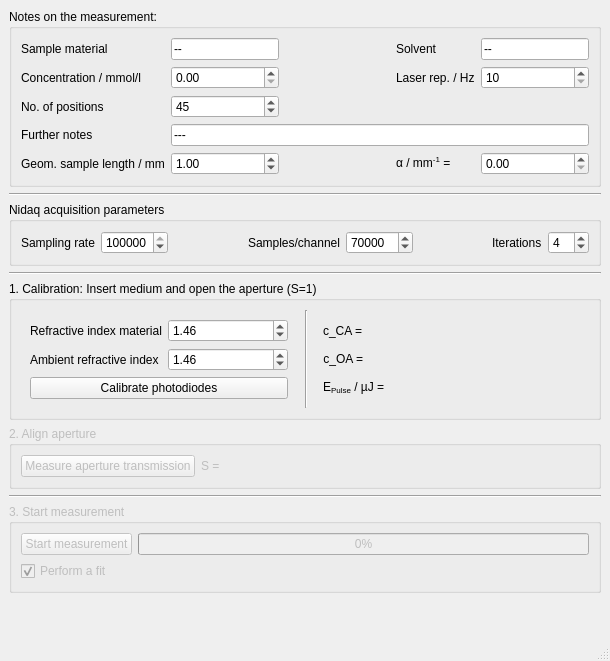
Before: the Qt Designer form gui_design/design.ui in FabianKonig/zScanMeasurementManager, drawn with Qt 5.
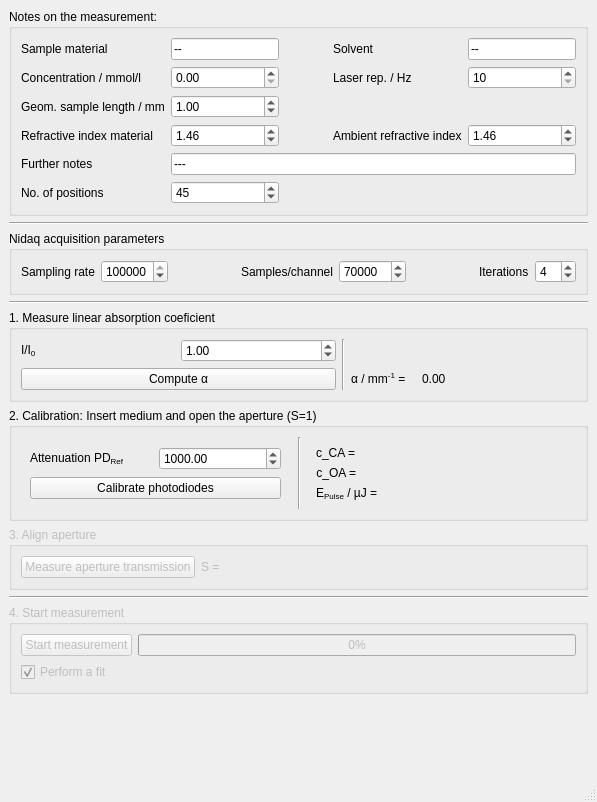
After: the same form once the commit is applied.

Commit message: measure alpha group box

```diff
--- a/gui_design/design.ui
+++ b/gui_design/design.ui
@@ -6,8 +6,8 @@
    <rect>
     <x>0</x>
     <y>0</y>
-    <width>610</width>
-    <height>661</height>
+    <width>597</width>
+    <height>802</height>
    </rect>
   </property>
   <property name="sizePolicy">
@@ -35,6 +35,26 @@
       <layout class="QVBoxLayout" name="verticalLayout_4">
        <item>
         <layout class="QGridLayout" name="gridLayout_measurementParams">
+         <item row="6" column="1">
+          <widget class="QSpinBox" name="spinBox_numPositions">
+           <property name="minimum">
+            <number>2</number>
+           </property>
+           <property name="maximum">
+            <number>150</number>
+           </property>
+           <property name="value">
+            <number>45</number>
+           </property>
+          </widget>
+         </item>
+         <item row="0" column="1">
+          <widget class="QLineEdit" name="lineEdit_sampleMaterial">
+           <property name="text">
+            <string>--</string>
+           </property>
+          </widget>
+         </item>
          <item row="1" column="2">
           <spacer name="horizontalSpacer_6">
            <property name="orientation">
@@ -48,13 +68,6 @@
            </property>
           </spacer>
          </item>
-         <item row="0" column="1">
-          <widget class="QLineEdit" name="lineEdit_sampleMaterial">
-           <property name="text">
-            <string>--</string>
-           </property>
-          </widget>
-         </item>
          <item row="0" column="3">
           <widget class="QLabel" name="label_solvent">
            <property name="text">
@@ -113,26 +126,6 @@
            </property>
           </widget>
          </item>
-         <item row="2" column="0">
-          <widget class="QLabel" name="label_numPositions">
-           <property name="text">
-            <string>No. of positions</string>
-           </property>
-          </widget>
-         </item>
-         <item row="2" column="1">
-          <widget class="QSpinBox" name="spinBox_numPositions">
-           <property name="minimum">
-            <number>2</number>
-           </property>
-           <property name="maximum">
-            <number>150</number>
-           </property>
-           <property name="value">
-            <number>45</number>
-           </property>
-          </widget>
-         </item>
          <item row="1" column="4">
           <widget class="QSpinBox" name="spinBox_laserRepRate">
            <property name="minimum">
@@ -146,21 +139,7 @@
            </property>
           </widget>
          </item>
-         <item row="3" column="0">
-          <widget class="QLabel" name="label_furtherNotes">
-           <property name="text">
-            <string>Further notes</string>
-           </property>
-          </widget>
-         </item>
-         <item row="3" column="1" colspan="4">
-          <widget class="QLineEdit" name="lineEdit_furtherNotes">
-           <property name="text">
-            <string>---</string>
-           </property>
-          </widget>
-         </item>
-         <item row="4" column="2">
+         <item row="6" column="2">
           <spacer name="horizontalSpacer_7">
            <property name="orientation">
             <enum>Qt::Horizontal</enum>
@@ -173,14 +152,40 @@
            </property>
           </spacer>
          </item>
-         <item row="4" column="0">
+         <item row="4" column="1">
+          <widget class="QDoubleSpinBox" name="doubleSpinBox_refrIndexMaterial">
+           <property name="decimals">
+            <number>2</number>
+           </property>
+           <property name="minimum">
+            <double>1.000000000000000</double>
+           </property>
+           <property name="maximum">
+            <double>100.000000000000000</double>
+           </property>
+           <property name="singleStep">
+            <double>0.100000000000000</double>
+           </property>
+           <property name="value">
+            <double>1.460000000000000</double>
+           </property>
+          </widget>
+         </item>
+         <item row="6" column="0">
+          <widget class="QLabel" name="label_numPositions">
+           <property name="text">
+            <string>No. of positions</string>
+           </property>
+          </widget>
+         </item>
+         <item row="2" column="0">
           <widget class="QLabel" name="labe_geomSampleLength">
            <property name="text">
             <string>Geom. sample length / mm</string>
            </property>
           </widget>
          </item>
-         <item row="4" column="1">
+         <item row="2" column="1">
           <widget class="QDoubleSpinBox" name="doubleSpinBox_geomSampleLength">
            <property name="singleStep">
             <double>0.100000000000000</double>
@@ -190,17 +195,63 @@
            </property>
           </widget>
          </item>
-         <item row="4" column="3">
-          <widget class="QLabel" name="label_alpha">
-           <property name="text">
-            <string>&lt;html&gt;&lt;head/&gt;&lt;body&gt;&lt;p&gt;α / mm&lt;span style=&quot; vertical-align:super;&quot;&gt;-1&lt;/span&gt; =&lt;/p&gt;&lt;/body&gt;&lt;/html&gt;</string>
-           </property>
-          </widget>
-         </item>
          <item row="4" column="4">
-          <widget class="QDoubleSpinBox" name="doubleSpinBox_alpha">
+          <widget class="QDoubleSpinBox" name="doubleSpinBox_refrIndexAmbient">
+           <property name="decimals">
+            <number>2</number>
+           </property>
+           <property name="minimum">
+            <double>1.000000000000000</double>
+           </property>
            <property name="maximum">
-            <double>1000.000000000000000</double>
+            <double>100.000000000000000</double>
+           </property>
+           <property name="singleStep">
+            <double>0.100000000000000</double>
+           </property>
+           <property name="value">
+            <double>1.460000000000000</double>
+           </property>
+          </widget>
+         </item>
+         <item row="4" column="3">
+          <widget class="QLabel" name="label_RefrIndexAmbient">
+           <property name="text">
+            <string>Ambient refractive index</string>
+           </property>
+          </widget>
+         </item>
+         <item row="4" column="2">
+          <spacer name="horizontalSpacer_8">
+           <property name="orientation">
+            <enum>Qt::Horizontal</enum>
+           </property>
+           <property name="sizeHint" stdset="0">
+            <size>
+             <width>40</width>
+             <height>20</height>
+            </size>
+           </property>
+          </spacer>
+         </item>
+         <item row="4" column="0">
+          <widget class="QLabel" name="label_RefrIndexMaterial">
+           <property name="text">
+            <string>Refractive index material</string>
+           </property>
+          </widget>
+         </item>
+         <item row="5" column="0">
+          <widget class="QLabel" name="label_furtherNotes">
+           <property name="text">
+            <string>Further notes</string>
+           </property>
+          </widget>
+         </item>
+         <item row="5" column="1" colspan="4">
+          <widget class="QLineEdit" name="lineEdit_furtherNotes">
+           <property name="text">
+            <string>---</string>
            </property>
           </widget>
          </item>
@@ -327,6 +378,79 @@
       </property>
      </widget>
     </item>
+    <item>
+     <widget class="QGroupBox" name="groupBox">
+      <property name="sizePolicy">
+       <sizepolicy hsizetype="Preferred" vsizetype="Fixed">
+        <horstretch>0</horstretch>
+        <verstretch>0</verstretch>
+       </sizepolicy>
+      </property>
+      <property name="title">
+       <string>1. Measure linear absorption coeficient</string>
+      </property>
+      <layout class="QVBoxLayout" name="verticalLayout_5">
+       <item>
+        <layout class="QGridLayout" name="gridLayout_2">
+         <item row="1" column="0" colspan="2">
+          <widget class="QPushButton" name="pushButton_computeAlpha">
+           <property name="text">
+            <string>Compute α</string>
+           </property>
+          </widget>
+         </item>
+         <item row="0" column="0">
+          <widget class="QLabel" name="label_II0">
+           <property name="text">
+            <string>&lt;html&gt;&lt;head/&gt;&lt;body&gt;&lt;p&gt;I/I&lt;span style=&quot; vertical-align:sub;&quot;&gt;0&lt;/span&gt;&lt;/p&gt;&lt;/body&gt;&lt;/html&gt;</string>
+           </property>
+          </widget>
+         </item>
+         <item row="0" column="1">
+          <widget class="QDoubleSpinBox" name="doubleSpinBox_II0">
+           <property name="value">
+            <double>1.000000000000000</double>
+           </property>
+          </widget>
+         </item>
+         <item row="0" column="2" rowspan="2">
+          <widget class="Line" name="line_4">
+           <property name="orientation">
+            <enum>Qt::Vertical</enum>
+           </property>
+          </widget>
+         </item>
+         <item row="1" column="4">
+          <widget class="QLabel" name="label_alphaValue">
+           <property name="text">
+            <string>0.00</string>
+           </property>
+          </widget>
+         </item>
+         <item row="1" column="3">
+          <widget class="QLabel" name="label_alpha">
+           <property name="sizePolicy">
+            <sizepolicy hsizetype="Preferred" vsizetype="Preferred">
+             <horstretch>0</horstretch>
+             <verstretch>0</verstretch>
+            </sizepolicy>
+           </property>
+           <property name="maximumSize">
+            <size>
+             <width>65</width>
+             <height>16777215</height>
+            </size>
+           </property>
+           <property name="text">
+            <string>&lt;html&gt;&lt;head/&gt;&lt;body&gt;&lt;p&gt;α / mm&lt;span style=&quot; vertical-align:super;&quot;&gt;-1&lt;/span&gt; =&lt;/p&gt;&lt;/body&gt;&lt;/html&gt;</string>
+           </property>
+          </widget>
+         </item>
+        </layout>
+       </item>
+      </layout>
+     </widget>
+    </item>
     <item>
      <widget class="QGroupBox" name="groupBox_Calibration">
       <property name="enabled">
@@ -339,7 +463,7 @@
        </sizepolicy>
       </property>
       <property name="title">
-       <string>1. Calibration: Insert medium and open the aperture (S=1)</string>
+       <string>2. Calibration: Insert medium and open the aperture (S=1)</string>
       </property>
       <layout class="QHBoxLayout" name="horizontalLayout_2">
        <item>
@@ -347,55 +471,26 @@
          <layout class="QVBoxLayout" name="verticalLayout_2">
           <item>
            <layout class="QGridLayout" name="gridLayout_refrIndexes">
-            <item row="0" column="0">
-             <widget class="QLabel" name="label_RefrIndexMaterial">
+            <item row="2" column="0">
+             <widget class="QLabel" name="label_attenuationPdRef">
               <property name="text">
-               <string>Refractive index material</string>
+               <string>&lt;html&gt;&lt;head/&gt;&lt;body&gt;&lt;p&gt;Attenuation PD&lt;span style=&quot; vertical-align:sub;&quot;&gt;Ref&lt;/span&gt;&lt;/p&gt;&lt;/body&gt;&lt;/html&gt;</string>
               </property>
              </widget>
             </item>
-            <item row="0" column="1">
-             <widget class="QDoubleSpinBox" name="doubleSpinBox_refrIndexMaterial">
-              <property name="decimals">
-               <number>2</number>
-              </property>
+            <item row="2" column="1">
+             <widget class="QDoubleSpinBox" name="doubleSpinBox_attenuationPdRef">
               <property name="minimum">
                <double>1.000000000000000</double>
               </property>
               <property name="maximum">
-               <double>100.000000000000000</double>
+               <double>10000.000000000000000</double>
               </property>
               <property name="singleStep">
-               <double>0.100000000000000</double>
-              </property>
-              <property name="value">
-               <double>1.460000000000000</double>
-              </property>
-             </widget>
-            </item>
-            <item row="1" column="0">
-             <widget class="QLabel" name="label_RefrIndexAmbient">
-              <property name="text">
-               <string>Ambient refractive index</string>
-              </property>
-             </widget>
-            </item>
-            <item row="1" column="1">
-             <widget class="QDoubleSpinBox" name="doubleSpinBox_refrIndexAmbient">
-              <property name="decimals">
-               <number>2</number>
-              </property>
-              <property name="minimum">
-               <double>1.000000000000000</double>
-              </property>
-              <property name="maximum">
                <double>100.000000000000000</double>
               </property>
-              <property name="singleStep">
-               <double>0.100000000000000</double>
-              </property>
               <property name="value">
-               <double>1.460000000000000</double>
+               <double>1000.000000000000000</double>
               </property>
              </widget>
             </item>
@@ -515,7 +610,7 @@
        </sizepolicy>
       </property>
       <property name="title">
-       <string>2. Align aperture</string>
+       <string>3. Align aperture</string>
       </property>
       <layout class="QHBoxLayout" name="horizontalLayout_4">
        <item>
@@ -580,7 +675,7 @@
        </sizepolicy>
       </property>
       <property name="title">
-       <string>3. Start measurement</string>
+       <string>4. Start measurement</string>
       </property>
       <layout class="QVBoxLayout" name="verticalLayout_3">
        <item>
```
The commit also changes 3 other files.
